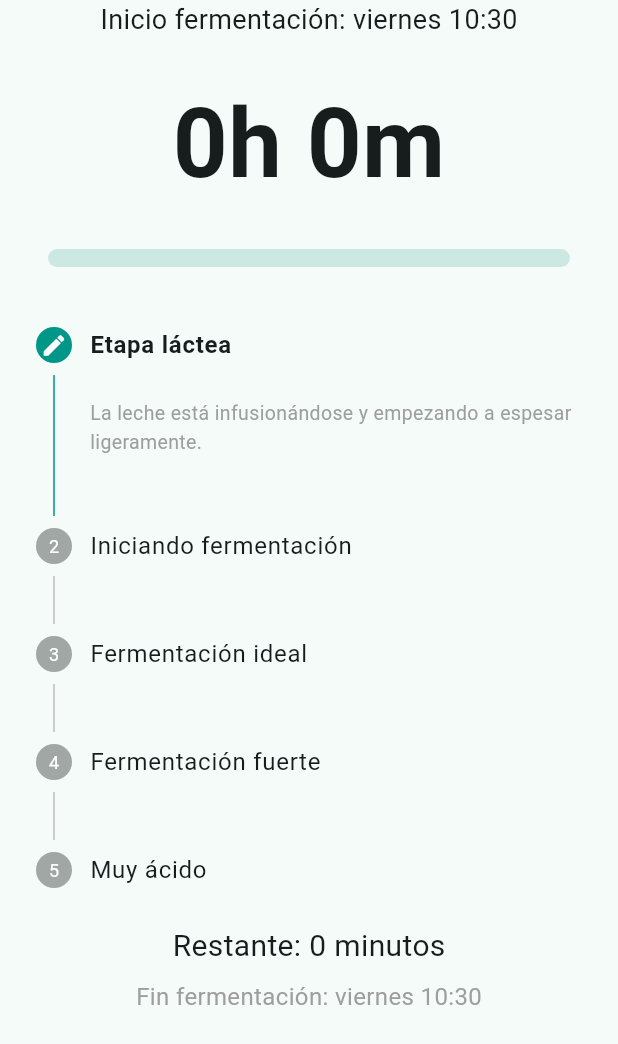
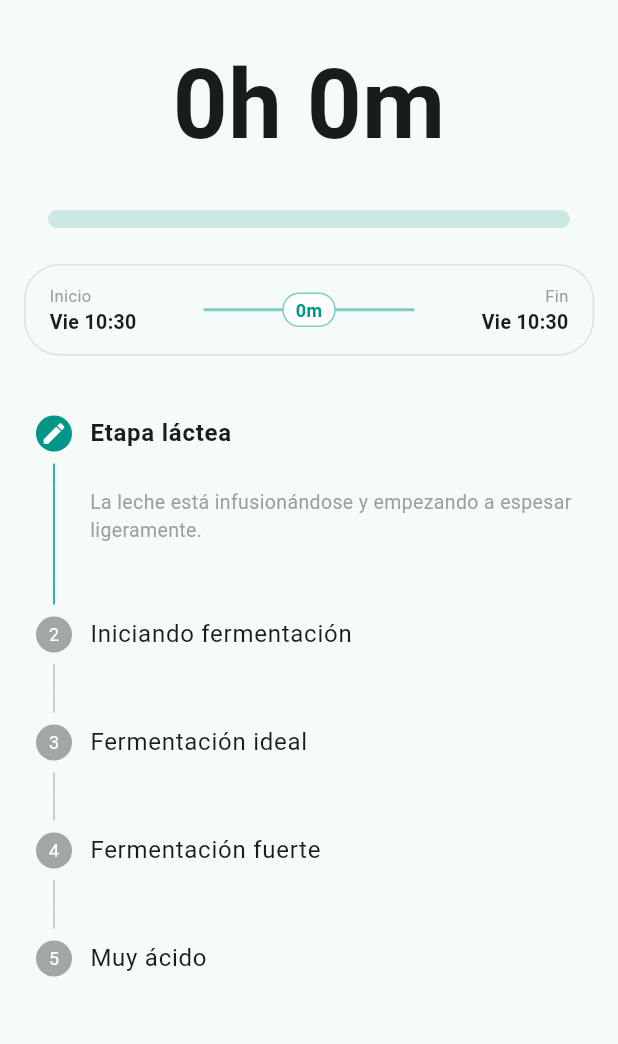
Before and after one commit to raulmoralesruiz/kefir-control, a Flutter app: the TimeProgress widget shown alone on an empty page, opened directly with empty values, on a phone screen of 412 x 824 dp. Shown: the top 1044 px of the screen. Run offline on Flutter 3.47's test engine with Material 3 defaults, Android fonts, the phone set to English and light mode, and no system bars; our stand-ins replace flutter_local_notifications, flutter_timezone, shared_preferences, timezone; accounts and stored records are empty.

Commit message:
Se implementa timeline y se mejora el diseño
Se aprecia de forma visual la hora inicio, restante y fin

```diff
--- /dev/null
+++ b/lib/widgets/fermentation_timeline.dart
@@ -0,0 +1,118 @@
+import 'package:flutter/material.dart';
+import '../models/fermentation.dart';
+
+class FermentationTimeline extends StatelessWidget {
+  final Fermentation fermentation;
+
+  const FermentationTimeline({super.key, required this.fermentation});
+
+  String _formatRemainingDuration(Duration duration) {
+    if (duration.isNegative) return '0 m';
+    final days = duration.inDays;
+    final hours = duration.inHours.remainder(24);
+    final minutes = duration.inMinutes.remainder(60);
+
+    List<String> parts = [];
+    if (days > 0) parts.add('${days}d');
+    if (hours > 0) parts.add('${hours}h');
+    if (minutes > 0 || parts.isEmpty) parts.add('${minutes}m');
+    return parts.join(' ');
+  }
+
+  String _formatDateTime(DateTime time) {
+    final h = time.hour.toString().padLeft(2, '0');
+    final m = time.minute.toString().padLeft(2, '0');
+    return '$h:$m';
+  }
+
+  String _getDayName(DateTime time) {
+    switch (time.weekday) {
+      case DateTime.monday:
+        return 'Lun';
+      case DateTime.tuesday:
+        return 'Mar';
+      case DateTime.wednesday:
+        return 'Mié';
+      case DateTime.thursday:
+        return 'Jue';
+      case DateTime.friday:
+        return 'Vie';
+      case DateTime.saturday:
+        return 'Sáb';
+      case DateTime.sunday:
+        return 'Dom';
+      default:
+        return '';
+    }
+  }
+
+  @override
+  Widget build(BuildContext context) {
+    return Container(
+      padding: const EdgeInsets.symmetric(horizontal: 16.0, vertical: 12.0),
+      decoration: BoxDecoration(
+        border: Border.all(color: Colors.grey.shade300),
+        borderRadius: BorderRadius.circular(24),
+      ),
+      child: Row(
+        children: [
+          Expanded(
+            flex: 2,
+            child: Column(
+              crossAxisAlignment: CrossAxisAlignment.start,
+              children: [
+                const Text("Inicio",
+                    style: TextStyle(fontSize: 11, color: Colors.grey)),
+                Text(
+                    '${_getDayName(fermentation.startTime)} ${_formatDateTime(fermentation.startTime)}',
+                    style: const TextStyle(
+                        fontWeight: FontWeight.bold, fontSize: 13)),
+              ],
+            ),
+          ),
+          Expanded(
+            flex: 3,
+            child: Padding(
+              padding: const EdgeInsets.symmetric(horizontal: 4.0),
+              child: Stack(
+                alignment: Alignment.center,
+                children: [
+                  Divider(color: Colors.teal.shade200, thickness: 2),
+                  Container(
+                    padding:
+                        const EdgeInsets.symmetric(horizontal: 8, vertical: 2),
+                    decoration: BoxDecoration(
+                      color: Colors.white,
+                      border: Border.all(color: Colors.teal.shade200),
+                      borderRadius: BorderRadius.circular(12),
+                    ),
+                    child: Text(
+                        _formatRemainingDuration(fermentation.remaining),
+                        style: const TextStyle(
+                            fontSize: 12,
+                            fontWeight: FontWeight.bold,
+                            color: Colors.teal)),
+                  )
+                ],
+              ),
+            ),
+          ),
+          Expanded(
+            flex: 2,
+            child: Column(
+              crossAxisAlignment: CrossAxisAlignment.end,
+              children: [
+                const Text("Fin",
+                    style: TextStyle(fontSize: 11, color: Colors.grey)),
+                Text(
+                    '${_getDayName(fermentation.estimatedFinishTime)} ${_formatDateTime(fermentation.estimatedFinishTime)}',
+                    style: const TextStyle(
+                        fontWeight: FontWeight.bold, fontSize: 13)),
+              ],
+            ),
+          ),
+        ],
+      ),
+    );
+  }
+}
--- a/lib/widgets/time_progress.dart
+++ b/lib/widgets/time_progress.dart
@@ -1,6 +1,7 @@
 import 'package:flutter/material.dart';
 import '../models/fermentation.dart';
 import 'fermentation_stepper.dart';
+import 'fermentation_timeline.dart';
 
 class TimeProgress extends StatelessWidget {
   final Fermentation fermentation;
@@ -13,62 +14,11 @@ class TimeProgress extends StatelessWidget {
     return '${hours}h ${minutes}m';
   }
 
-  String _getSpanishDay(int weekday) {
-    switch (weekday) {
-      case DateTime.monday:
-        return 'lunes';
-      case DateTime.tuesday:
-        return 'martes';
-      case DateTime.wednesday:
-        return 'miércoles';
-      case DateTime.thursday:
-        return 'jueves';
-      case DateTime.friday:
-        return 'viernes';
-      case DateTime.saturday:
-        return 'sábado';
-      case DateTime.sunday:
-        return 'domingo';
-      default:
-        return '';
-    }
-  }
-
-  String _formatDateTime(DateTime time) {
-    final day = _getSpanishDay(time.weekday);
-    final h = time.hour.toString().padLeft(2, '0');
-    final m = time.minute.toString().padLeft(2, '0');
-    return '$day $h:$m';
-  }
-
-  String _formatRemainingDuration(Duration duration) {
-    if (duration.isNegative) return '0 minutos';
-    final days = duration.inDays;
-    final hours = duration.inHours.remainder(24);
-    final minutes = duration.inMinutes.remainder(60);
-
-    List<String> parts = [];
-    if (days > 0) {
-      parts.add('$days ${days == 1 ? "día" : "días"}');
-    }
-    if (hours > 0) {
-      parts.add('$hours ${hours == 1 ? "hora" : "horas"}');
-    }
-    if (minutes > 0 || parts.isEmpty) {
-      parts.add('$minutes ${minutes == 1 ? "minuto" : "minutos"}');
-    }
-    return parts.join(' ');
-  }
-
   @override
   Widget build(BuildContext context) {
     return Column(
       mainAxisAlignment: MainAxisAlignment.center,
       children: [
-        Text(
-          'Inicio fermentación: ${_formatDateTime(fermentation.startTime)}',
-          style: const TextStyle(fontSize: 18),
-        ),
         const SizedBox(height: 24),
         Text(
           _formatDuration(fermentation.elapsed),
@@ -83,21 +33,17 @@ class TimeProgress extends StatelessWidget {
             borderRadius: BorderRadius.circular(6),
           ),
         ),
+        const SizedBox(height: 24),
+        Padding(
+          padding: const EdgeInsets.symmetric(horizontal: 16.0),
+          child: FermentationTimeline(fermentation: fermentation),
+        ),
         const SizedBox(height: 16),
         Expanded(
           child: SingleChildScrollView(
             child: Column(
               children: [
                 FermentationStepper(fermentation: fermentation),
-                Text(
-                  'Restante: ${_formatRemainingDuration(fermentation.remaining)}',
-                  style: const TextStyle(fontSize: 20),
-                ),
-                const SizedBox(height: 8),
-                Text(
-                  'Fin fermentación: ${_formatDateTime(fermentation.estimatedFinishTime)}',
-                  style: const TextStyle(fontSize: 16, color: Colors.grey),
-                ),
                 const SizedBox(height: 32),
               ],
             ),
```
